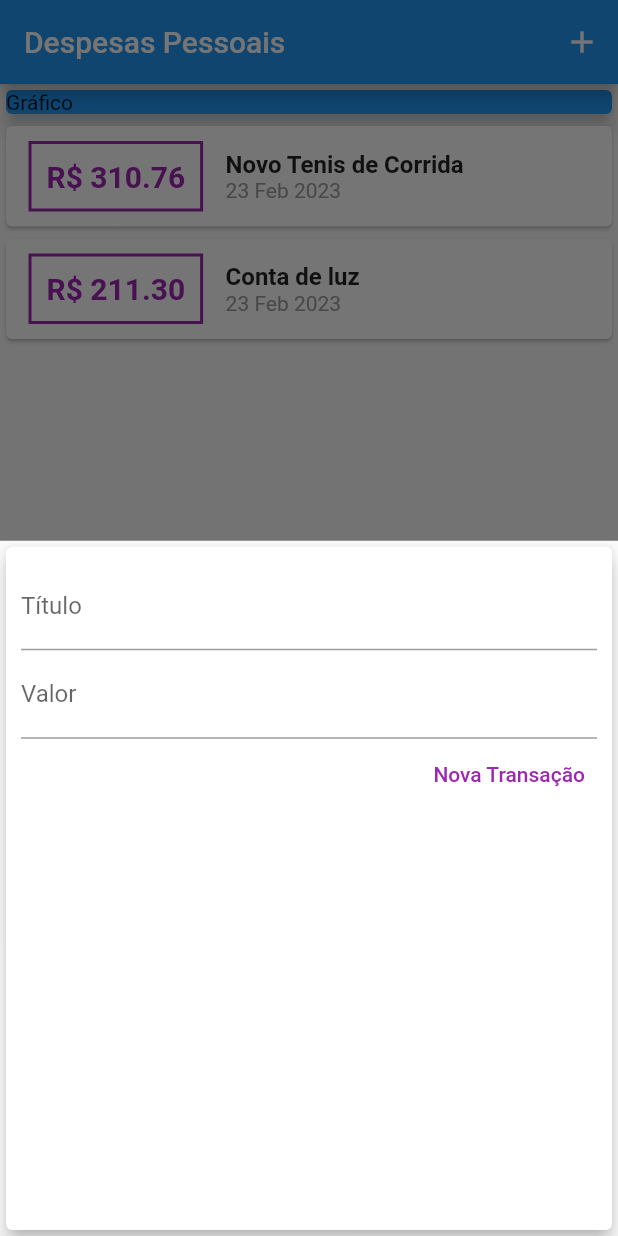
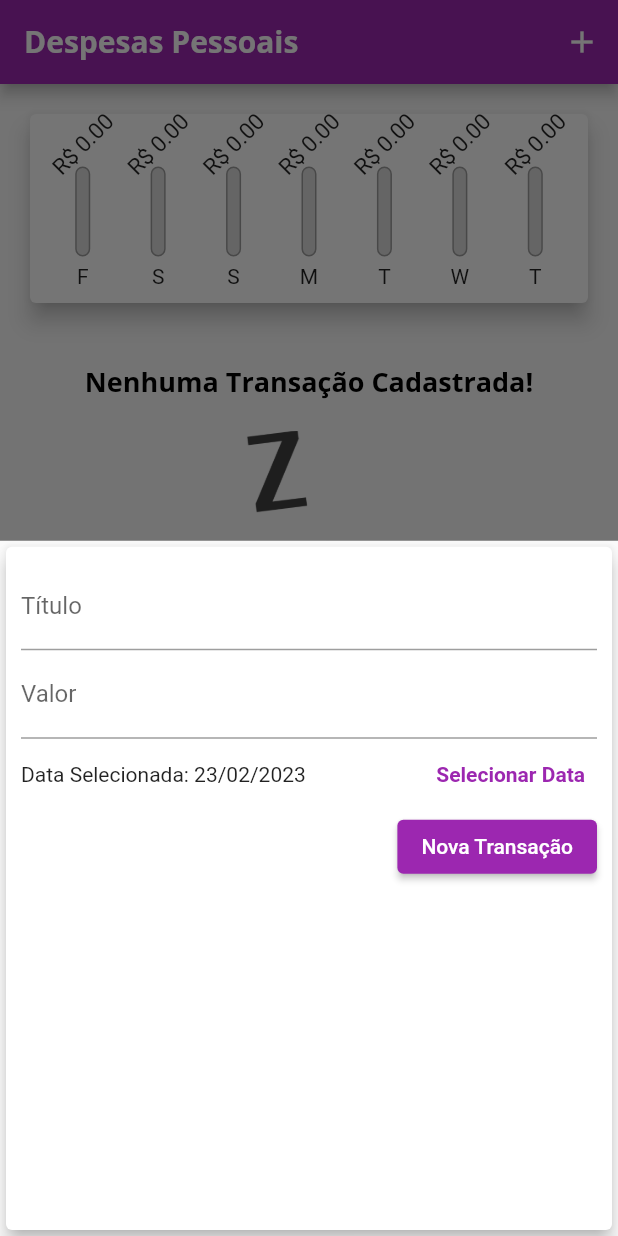
Before and after one commit to nickollasaranha/flutter_udemy, a Flutter app: the screen it shows after launch, after a tap on the "add" icon, on a phone screen of 412 x 824 dp. Run offline on Flutter 3.47's test engine with Material 2 defaults, Android fonts, the phone set to English and light mode, and no system bars; missing offline and left inert: dart:ffi.

Commit message:
feat: final project despesas pessoais

```diff
--- /dev/null
+++ b/expenses/lib/components/chart.dart
@@ -0,0 +1,67 @@
+import 'package:expenses/components/chart_bar.dart';
+import 'package:expenses/models/transaction.dart';
+import 'package:flutter/material.dart';
+import 'package:intl/intl.dart';
+
+class Chart extends StatelessWidget {
+  final List<Transaction> recentTransaction;
+
+  const Chart({super.key, required this.recentTransaction});
+
+  List<Map<String, Object>> get groupedTransactions {
+    return List.generate(7, (index) {
+      final weekDay = DateTime.now().subtract(
+        Duration(days: index),
+      );
+
+      double totalSum = 0.0;
+
+      for (var i = 0; i < recentTransaction.length; i++) {
+        bool sameDay = recentTransaction[i].date.day == weekDay.day;
+        bool sameMonth = recentTransaction[i].date.month == weekDay.month;
+        bool sameYear = recentTransaction[i].date.year == weekDay.year;
+
+        if (sameDay && sameMonth && sameYear) {
+          totalSum += recentTransaction[i].value;
+        }
+      }
+
+      return {
+        'day': DateFormat.E().format(weekDay)[0],
+        'value': totalSum,
+      };
+    }).reversed.toList();
+  }
+
+  double get _weekTotalValue {
+    return groupedTransactions.fold(0.0, ((sum, tr) {
+      return sum + double.parse(tr['value'].toString());
+    }));
+  }
+
+  @override
+  Widget build(BuildContext context) {
+    return Card(
+      elevation: 6,
+      margin: EdgeInsets.all(20),
+      child: Padding(
+        padding: const EdgeInsets.all(10.0),
+        child: Row(
+          mainAxisAlignment: MainAxisAlignment.spaceAround,
+          children: groupedTransactions.map((tr) {
+            return Flexible(
+              fit: FlexFit.tight,
+              child: ChartBar(
+                label: tr['day'].toString(),
+                value: tr['value'] as double,
+                percentage: _weekTotalValue == 0
+                    ? 0
+                    : (tr['value'] as double) / _weekTotalValue,
+              ),
+            );
+          }).toList(),
+        ),
+      ),
+    );
+  }
+}
--- /dev/null
+++ b/expenses/lib/components/chart_bar.dart
@@ -0,0 +1,62 @@
+import 'package:flutter/material.dart';
+import 'dart:math' as math;
+
+class ChartBar extends StatelessWidget {
+  final String? label;
+  final double? value;
+  final double? percentage;
+
+  const ChartBar({this.label, this.value, this.percentage, super.key});
+
+  @override
+  Widget build(BuildContext context) {
+    return Column(
+      children: [
+        Transform.rotate(
+          angle: -math.pi / 4,
+          child: Container(
+            height: 20,
+            child: FittedBox(
+              child: Text('R\$ ${value?.toStringAsFixed(2)}'),
+            ),
+          ),
+        ),
+        SizedBox(
+          height: 5,
+        ),
+        Container(
+          height: 60,
+          width: 10,
+          child: Stack(
+            alignment: Alignment.bottomCenter,
+            children: [
+              Container(
+                decoration: BoxDecoration(
+                  border: Border.all(
+                    color: Colors.grey,
+                    width: 1.0,
+                  ),
+                  color: Color.fromRGBO(220, 220, 220, 1),
+                  borderRadius: BorderRadius.circular(5),
+                ),
+              ),
+              FractionallySizedBox(
+                heightFactor: percentage,
+                child: Container(
+                  decoration: BoxDecoration(
+                    color: Theme.of(context).colorScheme.primary,
+                    borderRadius: BorderRadius.circular(5),
+                  ),
+                ),
+              ),
+            ],
+          ),
+        ),
+        SizedBox(
+          height: 5,
+        ),
+        Text(label!),
+      ],
+    );
+  }
+}
--- a/expenses/lib/components/transaction_form.dart
+++ b/expenses/lib/components/transaction_form.dart
@@ -1,26 +1,45 @@
 import 'package:flutter/material.dart';
+import 'package:intl/intl.dart';
 
 class TransactionForm extends StatefulWidget {
-  final void Function(String, double) onSubmit;
-  TransactionForm(this.onSubmit);
+  final void Function(String, double, DateTime) onSubmit;
+  const TransactionForm(this.onSubmit, {super.key});
 
   @override
   State<TransactionForm> createState() => _TransactionFormState();
 }
 
 class _TransactionFormState extends State<TransactionForm> {
-  final titleController = TextEditingController();
-  final valueController = TextEditingController();
+  final _titleController = TextEditingController();
+  final _valueController = TextEditingController();
+  late DateTime _selectedDate = DateTime.now();
 
   _submitForm() {
-    final title = titleController.text;
-    final value = double.tryParse(valueController.text) ?? 0;
+    final title = _titleController.text;
+    final value = double.tryParse(_valueController.text) ?? 0;
 
-    if (title.isEmpty || value <= 0) {
+    if (title.isEmpty || value <= 0 || _selectedDate == null) {
       return;
     }
 
-    widget.onSubmit(title, value);
+    widget.onSubmit(title, value, _selectedDate);
+  }
+
+  _showDatePicker() {
+    showDatePicker(
+      context: context,
+      initialDate: DateTime.now(),
+      firstDate: DateTime(2019),
+      lastDate: DateTime.now(),
+    ).then((pickedDate) {
+      if (pickedDate == null) {
+        return;
+      }
+
+      setState(() {
+        _selectedDate = pickedDate;
+      });
+    });
   }
 
   @override
@@ -32,28 +51,44 @@ class _TransactionFormState extends State<TransactionForm> {
         child: Column(
           children: [
             TextField(
-              controller: titleController,
+              controller: _titleController,
               onSubmitted: (_) => _submitForm(),
-              decoration: InputDecoration(
+              decoration: const InputDecoration(
                 labelText: 'Título',
               ),
             ),
             TextField(
-              controller: valueController,
-              keyboardType: TextInputType.numberWithOptions(decimal: true),
+              controller: _valueController,
+              keyboardType:
+                  const TextInputType.numberWithOptions(decimal: true),
               onSubmitted: (_) => _submitForm(),
-              decoration: InputDecoration(
+              decoration: const InputDecoration(
                 labelText: 'Valor',
               ),
             ),
             Row(
+              children: [
+                Expanded(
+                  child: Text(
+                    "Data Selecionada: ${DateFormat('dd/MM/y').format(_selectedDate)}",
+                  ),
+                ),
+                TextButton(
+                  onPressed: _showDatePicker,
+                  child: const Text("Selecionar Data",
+                      style: TextStyle(
+                        fontWeight: FontWeight.bold,
+                      )),
+                ),
+              ],
+            ),
+            Row(
               mainAxisAlignment: MainAxisAlignment.end,
               children: [
-                TextButton(
+                ElevatedButton(
                   onPressed: _submitForm,
-                  child: Text(
+                  child: const Text(
                     'Nova Transação',
-                    style: TextStyle(color: Colors.purple),
                   ),
                 ),
               ],
--- a/expenses/lib/components/transaction_list.dart
+++ b/expenses/lib/components/transaction_list.dart
@@ -3,58 +3,69 @@ import 'package:flutter/material.dart';
 import 'package:intl/intl.dart';
 
 class TransactionList extends StatelessWidget {
-  const TransactionList({super.key, required this.transactions});
-
+  const TransactionList(
+      {super.key, required this.transactions, required this.onRemove});
+  final void Function(String) onRemove;
   final List<Transaction> transactions;
   @override
   Widget build(BuildContext context) {
     return Container(
-      height: 300,
-      child: ListView.builder(
+      height: 630,
+      child: transactions.isEmpty
+          ? Column(
+              children: [
+                const SizedBox(
+                  height: 20,
+                ),
+                Text(
+                  'Nenhuma Transação Cadastrada!',
+                  style: Theme.of(context).textTheme.headline6,
+                ),
+                const SizedBox(
+                  height: 20,
+                ),
+                Container(
+                  height: 200,
+                  child: Image.asset(
+                    'assets/images/waiting.png',
+                    fit: BoxFit.cover,
+                  ),
+                ),
+              ],
+            )
+          : ListView.builder(
               itemCount: transactions.length,
               itemBuilder: (ctx, index) {
                 final tr = transactions[index];
                 return Card(
-            child: Row(children: [
-              Container(
-                margin: EdgeInsets.symmetric(
-                  horizontal: 15,
-                  vertical: 10,
+                  elevation: 5,
+                  margin: const EdgeInsets.symmetric(
+                    vertical: 8,
+                    horizontal: 5,
                   ),
-                decoration: BoxDecoration(
-                    border: Border.all(
-                  color: Colors.purple,
-                  width: 2,
-                )),
-                padding: EdgeInsets.all(10),
-                child: Text(
-                  "R\$ ${tr.value.toStringAsFixed(2)}",
-                  style: TextStyle(
-                    fontWeight: FontWeight.bold,
-                    fontSize: 20,
-                    color: Colors.purple,
+                  child: ListTile(
+                      leading: CircleAvatar(
+                        backgroundColor: Theme.of(context).colorScheme.primary,
+                        radius: 30,
+                        child: Padding(
+                          padding: const EdgeInsets.all(6.0),
+                          child: FittedBox(
+                            child: Text("R\$ ${tr.value}"),
                           ),
                         ),
                       ),
-              Column(
-                crossAxisAlignment: CrossAxisAlignment.start,
-                children: [
-                  Text(
+                      title: Text(
                         tr.title,
-                    style: TextStyle(
-                      fontSize: 16,
-                      fontWeight: FontWeight.bold,
+                        style: Theme.of(context).textTheme.headline6,
                       ),
+                      subtitle: Text(
+                        DateFormat('d MMM y').format(tr.date),
                       ),
-                  Text(
-                    DateFormat('d MMM y').format(tr.date),
-                    style: TextStyle(
-                      color: Colors.grey,
-                    ),
-                  ),
-                ],
-              )
-            ]),
+                      trailing: IconButton(
+                        icon: Icon(Icons.delete),
+                        color: Theme.of(context).colorScheme.error,
+                        onPressed: (() => onRemove(tr.id)),
+                      )),
                 );
               },
             ),
--- a/expenses/lib/main.dart
+++ b/expenses/lib/main.dart
@@ -1,5 +1,6 @@
 import 'dart:ffi';
 
+import 'package:expenses/components/chart.dart';
 import 'package:expenses/components/transaction_form.dart';
 import 'package:flutter/material.dart';
 import 'package:expenses/components/transaction_form.dart';
@@ -10,43 +11,61 @@ import 'dart:math';
 main() => runApp(ExpensesApp());
 
 class ExpensesApp extends StatelessWidget {
-  const ExpensesApp({super.key});
+  ExpensesApp({super.key});
+
+  final ThemeData varTheme = ThemeData();
 
   @override
   Widget build(BuildContext context) {
     return MaterialApp(
       home: MyHomePage(),
+      theme: varTheme.copyWith(
+        colorScheme: varTheme.colorScheme.copyWith(
+          primary: Colors.purple,
+          secondary: Colors.amber,
+        ),
+        textTheme: varTheme.textTheme.copyWith(
+          headline6: const TextStyle(
+            fontFamily: 'OpenSans',
+            fontSize: 18,
+            fontWeight: FontWeight.bold,
+            color: Colors.black,
+          ),
+        ),
+        appBarTheme: const AppBarTheme(
+          titleTextStyle: TextStyle(
+            fontFamily: 'OpenSans',
+            fontSize: 20,
+            fontWeight: FontWeight.bold,
+          ),
+        ),
+      ),
     );
   }
 }
 
 class MyHomePage extends StatefulWidget {
+  const MyHomePage({super.key});
+
   @override
   State<MyHomePage> createState() => _MyHomePageState();
 }
 
 class _MyHomePageState extends State<MyHomePage> {
-  final _transactions = [
-    Transaction(
-      id: 't1',
-      title: 'Novo Tenis de Corrida',
-      value: 310.76,
-      date: DateTime.now(),
-    ),
-    Transaction(
-      id: 't2',
-      title: 'Conta de luz',
-      value: 211.30,
-      date: DateTime.now(),
-    ),
-  ];
+  final List<Transaction> _transactions = [];
 
-  _addTransaction(String title, double value) {
+  List<Transaction> get _recentTransactions {
+    return _transactions.where((tr) {
+      return tr.date.isAfter(DateTime.now().subtract(const Duration(days: 7)));
+    }).toList();
+  }
+
+  _addTransaction(String title, double value, DateTime date) {
     final newTransaction = Transaction(
       id: Random().nextDouble().toString(),
       title: title,
       value: value,
-      date: DateTime.now(),
+      date: date,
     );
 
     setState(() {
@@ -54,6 +73,12 @@ class _MyHomePageState extends State<MyHomePage> {
     });
 
     Navigator.of(context).pop();
+  }
+
+  _removeTransaction(String id) {
+    setState(() {
+      _transactions.removeWhere((tr) => tr.id == id);
+    });
   }
 
   _openTransactionFormModal(BuildContext context) {
@@ -81,15 +106,10 @@ class _MyHomePageState extends State<MyHomePage> {
         child: Column(
             crossAxisAlignment: CrossAxisAlignment.stretch,
             children: <Widget>[
-              Container(
-                child: Card(
-                  color: Colors.blue,
-                  child: Text('Gráfico'),
-                  elevation: 5,
-                ),
-              ),
+              Chart(recentTransaction: _recentTransactions),
               TransactionList(
                 transactions: _transactions,
+                onRemove: _removeTransaction,
               ),
             ]),
       ),
```
Also changed, not shown: expenses/pubspec.yaml (+13 -14 lines), expenses/assets/fonts/OpenSans-Bold.ttf (added), expenses/assets/fonts/OpenSans-Regular.ttf (added), expenses/assets/fonts/Quicksand-Bold.ttf (added), expenses/assets/fonts/Quicksand-Light.ttf (added), expenses/assets/fonts/Quicksand-Medium.ttf (added), expenses/assets/fonts/Quicksand-Regular.ttf (added), expenses/assets/images/waiting.png (added). Lines whose indentation alone changed are shown as unchanged.
